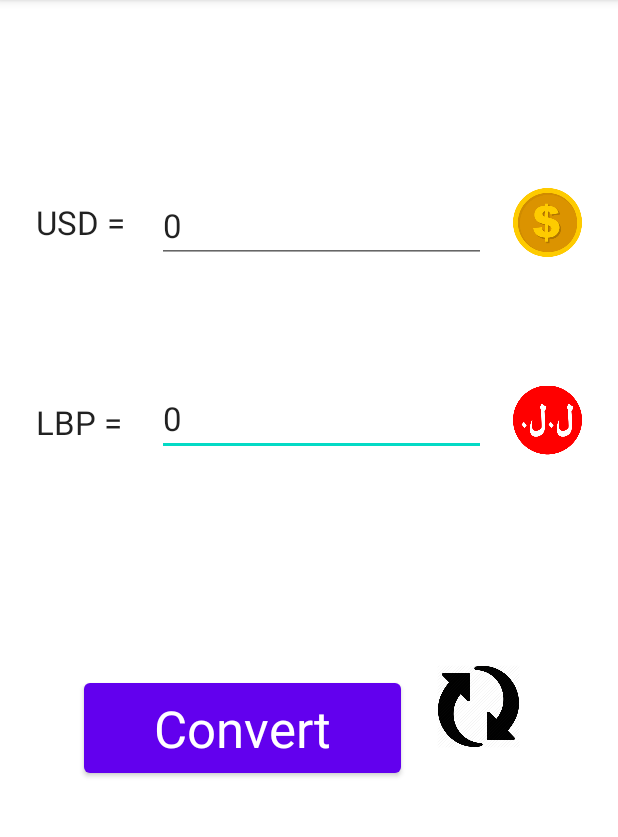
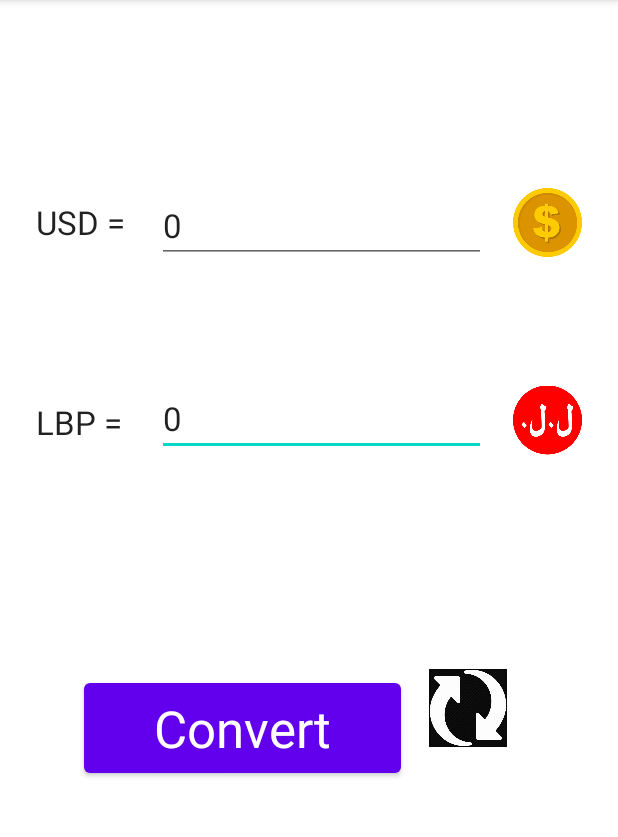
Before and after one commit to tiaelhelou/Currency_Converter1, an Android app: the screen it shows after launch (MainActivity), on a phone screen of 412 x 824 dp, the part 84-921 px from its top. Run offline under Robolectric (Android 15) with nearby library versions, the phone set to English and light mode, and no system bars.

Commit message:
Changed the color of the converter_icon

```diff
--- a/CurrencyConverter/app/src/main/res/layout/activity_main.xml
+++ b/CurrencyConverter/app/src/main/res/layout/activity_main.xml
@@ -123,27 +123,6 @@
         app:layout_constraintVertical_bias="0.92"
         app:srcCompat="@drawable/lltall_400x400" />
 
-    <ImageView
-        android:id="@+id/convert_icon"
-        android:layout_width="63dp"
-        android:layout_height="55dp"
-        android:layout_marginStart="20dp"
-        android:layout_marginTop="133dp"
-        android:layout_marginEnd="70dp"
-        android:layout_marginBottom="254dp"
-        android:adjustViewBounds="false"
-        android:onClick="convert"
-        android:visibility="visible"
-        app:layout_constraintBottom_toBottomOf="parent"
-        app:layout_constraintEnd_toEndOf="parent"
-        app:layout_constraintHorizontal_bias="0.0"
-        app:layout_constraintStart_toEndOf="@+id/button"
-        app:layout_constraintTop_toBottomOf="@+id/lbp"
-        app:layout_constraintVertical_bias="0.285"
-        app:srcCompat="@drawable/converter_icon"
-        tools:ignore="SpeakableTextPresentCheck,TouchTargetSizeCheck"
-        tools:visibility="visible" />
-
     <TextView
         android:id="@+id/output"
         android:layout_width="375dp"
@@ -158,4 +137,19 @@
         app:layout_constraintStart_toStartOf="parent"
         app:layout_constraintTop_toBottomOf="@+id/button" />
 
+    <ImageView
+        android:id="@+id/imageView4"
+        android:layout_width="60dp"
+        android:layout_height="52dp"
+        android:layout_marginStart="14dp"
+        android:layout_marginTop="128dp"
+        android:layout_marginEnd="70dp"
+        android:layout_marginBottom="67dp"
+        android:onClick="convert"
+        app:layout_constraintBottom_toTopOf="@+id/output"
+        app:layout_constraintEnd_toEndOf="parent"
+        app:layout_constraintStart_toEndOf="@+id/button"
+        app:layout_constraintTop_toBottomOf="@+id/lbp"
+        app:srcCompat="@drawable/converter_icon" />
+
 </androidx.constraintlayout.widget.ConstraintLayout>
```
Also changed, not shown: CurrencyConverter/app/src/main/res/drawable/converter_icon.jpeg (added), CurrencyConverter/app/src/main/res/drawable/converter_icon.png (deleted).
